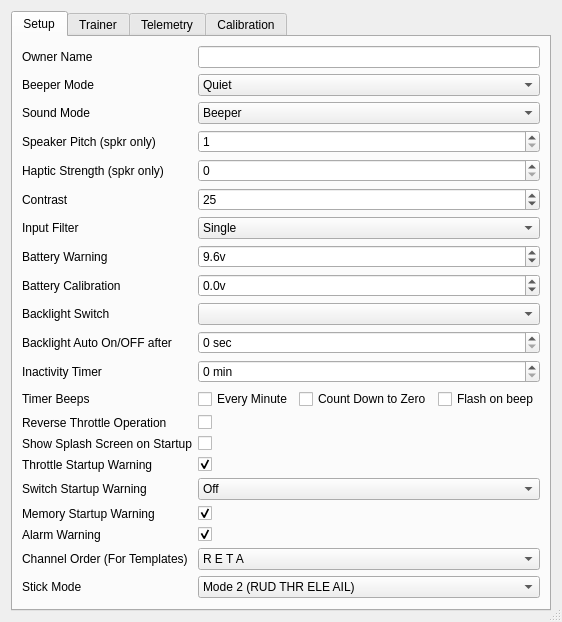
Qt form src/generaledit.ui (roberto1903/companion9x) before a commit.
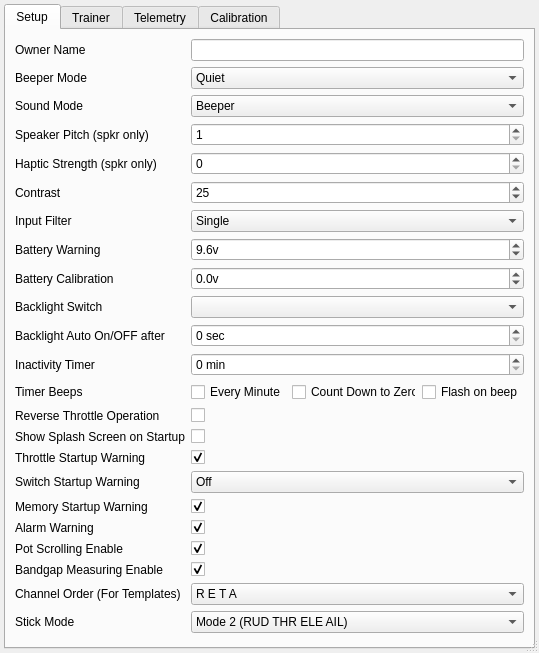
The same form after that commit. Icons and pictures are not drawn.

```diff
--- a/src/generaledit.ui
+++ b/src/generaledit.ui
@@ -7,7 +7,7 @@
     <x>0</x>
     <y>0</y>
     <width>539</width>
-    <height>597</height>
+    <height>653</height>
    </rect>
   </property>
   <property name="windowTitle">
@@ -20,9 +20,15 @@
   <property name="sizeGripEnabled">
    <bool>true</bool>
   </property>
-  <layout class="QGridLayout" name="gridLayout">
-   <item row="4" column="0">
     <widget class="QTabWidget" name="tabWidget">
+   <property name="geometry">
+    <rect>
+     <x>4</x>
+     <y>4</y>
+     <width>531</width>
+     <height>645</height>
+    </rect>
+   </property>
      <property name="whatsThis">
       <string>General settings used throught the transmitter.
 These will be relevant for all models in the same EEPROM.</string>
@@ -34,7 +40,7 @@
       <attribute name="title">
        <string>Setup</string>
       </attribute>
-      <layout class="QGridLayout" name="gridLayout_3">
+    <layout class="QGridLayout" name="gridLayout">
        <item row="0" column="0">
         <widget class="QLabel" name="label_ownerName">
          <property name="toolTip">
@@ -615,13 +621,73 @@
         </widget>
        </item>
        <item row="19" column="0">
+      <widget class="QLabel" name="label_PotScrollEnable">
+       <property name="text">
+        <string>Pot Scrolling Enable</string>
+       </property>
+      </widget>
+     </item>
+     <item row="19" column="1">
+      <widget class="QCheckBox" name="PotScrollEnableChkB">
+       <property name="whatsThis">
+        <string>&lt;!DOCTYPE HTML PUBLIC &quot;-//W3C//DTD HTML 4.0//EN&quot; &quot;http://www.w3.org/TR/REC-html40/strict.dtd&quot;&gt;
+&lt;html&gt;&lt;head&gt;&lt;meta name=&quot;qrichtext&quot; content=&quot;1&quot; /&gt;&lt;style type=&quot;text/css&quot;&gt;
+p, li { white-space: pre-wrap; }
+&lt;/style&gt;&lt;/head&gt;&lt;body style=&quot; font-family:'MS Shell Dlg 2'; font-size:8.25pt; font-weight:400; font-style:normal;&quot;&gt;
+&lt;p style=&quot; margin-top:0px; margin-bottom:0px; margin-left:0px; margin-right:0px; -qt-block-indent:0; text-indent:0px;&quot;&gt;&lt;span style=&quot; text-decoration: underline;&quot;&gt;Warnings&lt;/span&gt;&lt;/p&gt;
+&lt;p style=&quot;-qt-paragraph-type:empty; margin-top:0px; margin-bottom:0px; margin-left:0px; margin-right:0px; -qt-block-indent:0; text-indent:0px;&quot;&gt;&lt;/p&gt;
+&lt;p style=&quot; margin-top:0px; margin-bottom:0px; margin-left:0px; margin-right:0px; -qt-block-indent:0; text-indent:0px;&quot;&gt;These will define startup warnings.&lt;/p&gt;
+&lt;p style=&quot; margin-top:0px; margin-bottom:0px; margin-left:0px; margin-right:0px; -qt-block-indent:0; text-indent:0px;&quot;&gt;Throttle warning - will alert if the throttle is not at idle during startup&lt;/p&gt;
+&lt;p style=&quot; margin-top:0px; margin-bottom:0px; margin-left:0px; margin-right:0px; -qt-block-indent:0; text-indent:0px;&quot;&gt;Switch warning - will alert if switches are not in their defaul position&lt;/p&gt;
+&lt;p style=&quot; margin-top:0px; margin-bottom:0px; margin-left:0px; margin-right:0px; -qt-block-indent:0; text-indent:0px;&quot;&gt;Memory warning - will alert if there's not a lot of memory left&lt;/p&gt;
+&lt;p style=&quot; margin-top:0px; margin-bottom:0px; margin-left:0px; margin-right:0px; -qt-block-indent:0; text-indent:0px;&quot;&gt;Silent mode warning - will alert you if the beeper is set to quiet (0)&lt;/p&gt;&lt;/body&gt;&lt;/html&gt;</string>
+       </property>
+       <property name="text">
+        <string/>
+       </property>
+       <property name="checked">
+        <bool>true</bool>
+       </property>
+      </widget>
+     </item>
+     <item row="20" column="0">
+      <widget class="QLabel" name="label_BandGapEnable">
+       <property name="text">
+        <string>Bandgap Measuring Enable</string>
+       </property>
+      </widget>
+     </item>
+     <item row="20" column="1">
+      <widget class="QCheckBox" name="BandGapEnableChkB">
+       <property name="whatsThis">
+        <string>&lt;!DOCTYPE HTML PUBLIC &quot;-//W3C//DTD HTML 4.0//EN&quot; &quot;http://www.w3.org/TR/REC-html40/strict.dtd&quot;&gt;
+&lt;html&gt;&lt;head&gt;&lt;meta name=&quot;qrichtext&quot; content=&quot;1&quot; /&gt;&lt;style type=&quot;text/css&quot;&gt;
+p, li { white-space: pre-wrap; }
+&lt;/style&gt;&lt;/head&gt;&lt;body style=&quot; font-family:'MS Shell Dlg 2'; font-size:8.25pt; font-weight:400; font-style:normal;&quot;&gt;
+&lt;p style=&quot; margin-top:0px; margin-bottom:0px; margin-left:0px; margin-right:0px; -qt-block-indent:0; text-indent:0px;&quot;&gt;&lt;span style=&quot; text-decoration: underline;&quot;&gt;Warnings&lt;/span&gt;&lt;/p&gt;
+&lt;p style=&quot;-qt-paragraph-type:empty; margin-top:0px; margin-bottom:0px; margin-left:0px; margin-right:0px; -qt-block-indent:0; text-indent:0px;&quot;&gt;&lt;/p&gt;
+&lt;p style=&quot; margin-top:0px; margin-bottom:0px; margin-left:0px; margin-right:0px; -qt-block-indent:0; text-indent:0px;&quot;&gt;These will define startup warnings.&lt;/p&gt;
+&lt;p style=&quot; margin-top:0px; margin-bottom:0px; margin-left:0px; margin-right:0px; -qt-block-indent:0; text-indent:0px;&quot;&gt;Throttle warning - will alert if the throttle is not at idle during startup&lt;/p&gt;
+&lt;p style=&quot; margin-top:0px; margin-bottom:0px; margin-left:0px; margin-right:0px; -qt-block-indent:0; text-indent:0px;&quot;&gt;Switch warning - will alert if switches are not in their defaul position&lt;/p&gt;
+&lt;p style=&quot; margin-top:0px; margin-bottom:0px; margin-left:0px; margin-right:0px; -qt-block-indent:0; text-indent:0px;&quot;&gt;Memory warning - will alert if there's not a lot of memory left&lt;/p&gt;
+&lt;p style=&quot; margin-top:0px; margin-bottom:0px; margin-left:0px; margin-right:0px; -qt-block-indent:0; text-indent:0px;&quot;&gt;Silent mode warning - will alert you if the beeper is set to quiet (0)&lt;/p&gt;&lt;/body&gt;&lt;/html&gt;</string>
+       </property>
+       <property name="text">
+        <string/>
+       </property>
+       <property name="checked">
+        <bool>true</bool>
+       </property>
+      </widget>
+     </item>
+     <item row="21" column="0">
         <widget class="QLabel" name="label_13">
          <property name="text">
           <string>Channel Order (For Templates)</string>
          </property>
         </widget>
        </item>
-       <item row="19" column="1">
+     <item row="21" column="1">
         <widget class="QComboBox" name="channelorderCB">
          <property name="toolTip">
           <string/>
@@ -759,14 +825,14 @@
          </item>
         </widget>
        </item>
-       <item row="20" column="0">
+     <item row="22" column="0">
         <widget class="QLabel" name="label_14">
          <property name="text">
           <string>Stick Mode</string>
          </property>
         </widget>
        </item>
-       <item row="20" column="1">
+     <item row="22" column="1">
         <widget class="QComboBox" name="stickmodeCB">
          <property name="toolTip">
           <string/>
@@ -820,7 +886,7 @@
          </item>
         </widget>
        </item>
-       <item row="21" column="1">
+     <item row="23" column="1">
         <spacer name="verticalSpacer_2">
          <property name="orientation">
           <enum>Qt::Vertical</enum>
@@ -2020,8 +2086,6 @@
       </layout>
      </widget>
     </widget>
-   </item>
-  </layout>
  </widget>
  <resources>
   <include location="companion9x.qrc"/>
```
Lines whose indentation alone changed are shown as unchanged.
